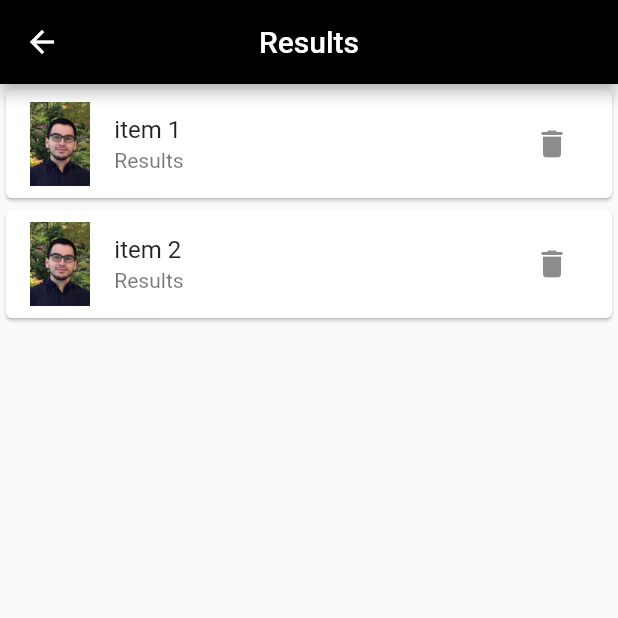
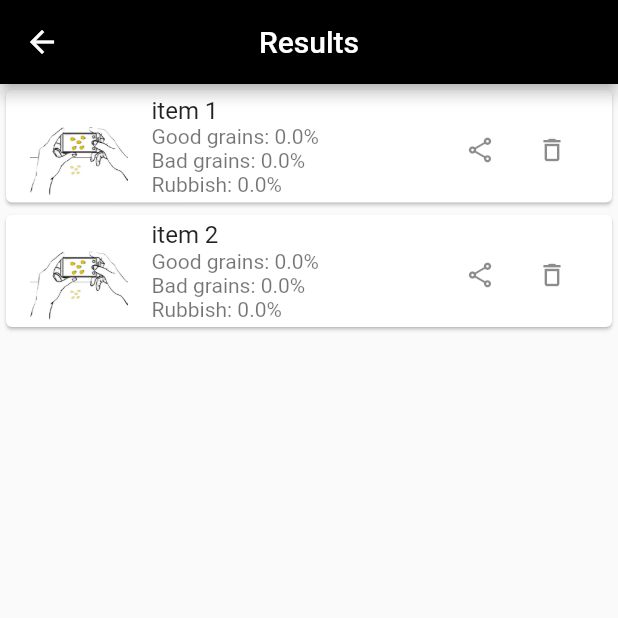
Before and after one commit to eugeniomorocho/Vision_CIDIS, a Flutter app: the ResultsPage screen opened directly, on a phone screen of 412 x 824 dp, the top half of it. Run offline on Flutter 3.47's test engine with Material 2 defaults, Android fonts, the phone set to English and light mode, and no system bars; our stand-ins replace flutter_secure_storage, hive, image_picker; accounts and stored records are empty.

Commit message:
Se intenta resolver error de text Widget.

```diff
--- a/lib/changepassword.dart
+++ b/lib/changepassword.dart
@@ -11,7 +11,7 @@ import 'pantallaprincipal.dart';
 var username,password,newpassword;
 
 class ChangePasswordPage extends StatelessWidget {
-  ChangePasswordPage( { this.username, this.user_mail, this.jwt});
+  ChangePasswordPage({ this.username, this.user_mail, this.jwt});
   final String username,user_mail;
   //final Map<String, dynamic> payload;
 
--- a/lib/main.dart
+++ b/lib/main.dart
@@ -18,7 +18,7 @@ void main() async {
   // We initialize Hive and we give him the current path
   Hive.init(appDocDir.path);
   // Open Box
-  var box = await Hive.openBox('image');
+  var box = await Hive.openBox('basededatos');
 
   //await Hive.initFlutter();
   runApp(MyApp());
@@ -61,6 +61,7 @@ class MyApp extends StatelessWidget {
                   //var username={payload['username']}; //*****
                   //var usuario = "${payload['username']}"; //*****
                   if (user_mail.toString()==null) user_mail="unkown@com.ec";
+                  if (username.toString()==null) username="unknown";
 
                   //return HomePage(str, payload); //El original que retornaba el "e-mail" y "Secret Data"
                   return PantallaOpciones(payload['username'], str, user_mail); // Llama a PantallaOpciones si el token está vigente
--- a/lib/results.dart
+++ b/lib/results.dart
@@ -1,9 +1,16 @@
 import 'package:flutter/material.dart';
+import 'package:hive/hive.dart';
+
 
 class ResultsPage extends StatefulWidget {
+  ResultsPage({ this.request_number, this.file});
+  final String request_number;
+  final String file;
 
   @override
-  _ResultsPageState createState() => _ResultsPageState();
+  _ResultsPageState createState() {
+    return _ResultsPageState();
+  }
 }
 
 class _ResultsPageState extends State<ResultsPage> {
@@ -11,23 +18,31 @@ class _ResultsPageState extends State<ResultsPage> {
   List<String> items = ['item 1', 'item 2', ];
   bool isLoading = false;
 
+  final percentage = 00.00;
+
   Future _loadData() async {
+
     // perform fetching data delay
     await new Future.delayed(new Duration(seconds: 2));
     print("load more");
     // update data and loading status
-    setState(() {
+      setState(() {
       items.addAll( ['item 1']);
       print('items: '+ items.toString());
       isLoading = false;
     });
   }
 
+
   @override
   Widget build(BuildContext context) {
     return Scaffold(
       appBar: AppBar(
-        title: Text("Results"),
+        title: Column(
+          children: [
+            Text("Results"),
+          ],
+        ),
         backgroundColor: Colors.black,
         centerTitle: true,
       ),
@@ -59,16 +74,42 @@ class _ResultsPageState extends State<ResultsPage> {
                   itemBuilder: (context, index) {
                     return Card(
                       child: ListTile(
-                        leading: Image(image: AssetImage("assets/unnamed.jpg")),
+                        leading: Image(image: AssetImage("assets/tuto.jpg")),
                         title: Text('${items[index]}'),
-                        subtitle: Text('Results'),
+                        subtitle: Column(
+                            crossAxisAlignment: CrossAxisAlignment.start,
+                          children: [
+                            Text('Good grains: $percentage%'),
+                            Text('Bad grains: $percentage%'),
+                            Text('Rubbish: $percentage%'),
+                          ],
+                        ),
                         //
                         // isThreeLine: true,
-                        trailing: IconButton(
-                            icon: Icon(Icons.delete),
-                            onPressed: () {
-                              print('Deleted');
-                            },
+                        trailing: Row(
+                          mainAxisSize: MainAxisSize.min,
+                          children: [
+                            IconButton(
+                              icon: Icon(
+                                Icons.share_outlined,
+                                size: 20.0,
+                                //color: Colors.brown[900],
+                              ),
+                              onPressed: () {
+                                print('Share');
+                              },
+                            ),
+                            IconButton(
+                                icon: Icon(
+                                  Icons.delete_outline,
+                                  size: 20.0,
+                                  //color: Colors.pink,
+                                ),
+                                onPressed: () {
+                                  print('Deleted');
+                                },
+                            ),
+                          ],
                         ),
                         //dense: true,
                         //enabled: false,
```
Also changed, not shown: lib/gallery.dart (+29 -5 lines).
